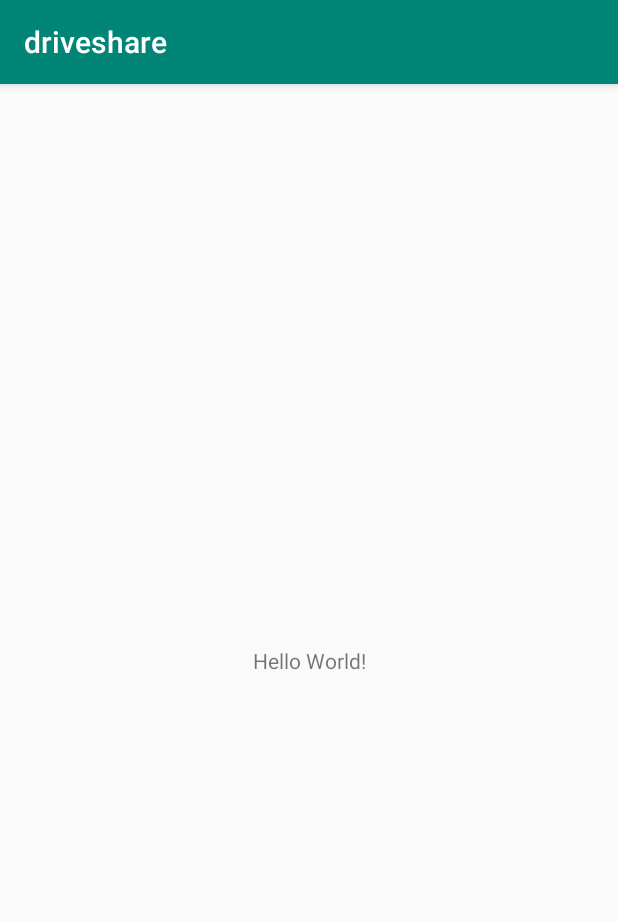
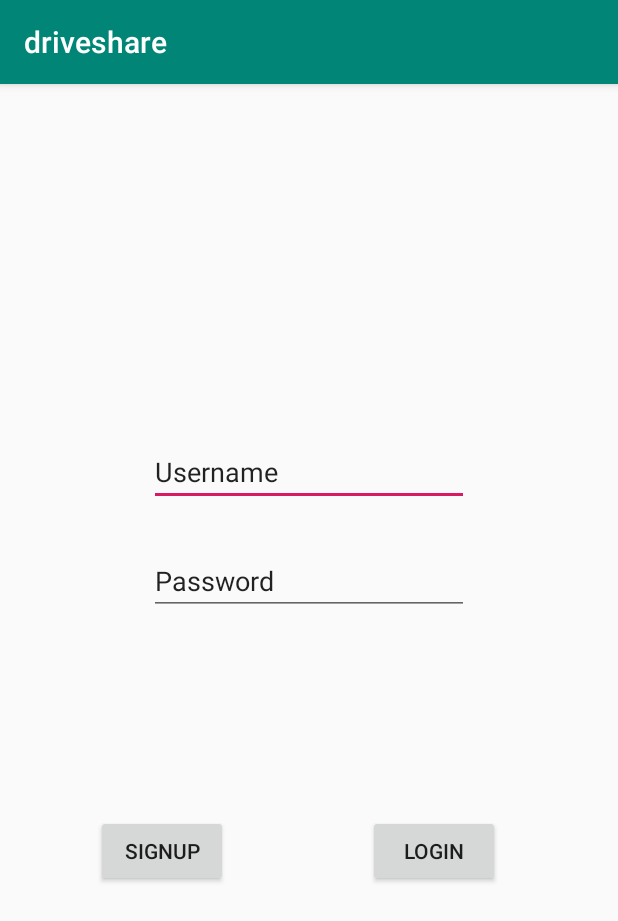
Before and after one commit to Karthikravishankar/HackISU2019Fall, an Android app: the screen it shows after launch (MainActivity before the commit, LoginAndSignup after it), on a phone screen of 412 x 824 dp. Shown: the top 921 px of the screen. Run offline under Robolectric (Android 15) with nearby library versions, the phone set to English and light mode, and no system bars; our stand-ins replace Volley.

Commit message:
Add login

```diff
--- a/FrontEnd/driveshare/app/build.gradle
+++ b/FrontEnd/driveshare/app/build.gradle
@@ -26,4 +26,5 @@ dependencies {
     testImplementation 'junit:junit:4.12'
     androidTestImplementation 'androidx.test:runner:1.2.0'
     androidTestImplementation 'androidx.test.espresso:espresso-core:3.2.0'
+    implementation 'com.android.volley:volley:1.1.1'
 }
--- a/FrontEnd/driveshare/app/src/main/AndroidManifest.xml
+++ b/FrontEnd/driveshare/app/src/main/AndroidManifest.xml
@@ -9,7 +9,7 @@
         android:roundIcon="@mipmap/ic_launcher_round"
         android:supportsRtl="true"
         android:theme="@style/AppTheme">
-        <activity android:name=".MainActivity">
+        <activity android:name=".LoginAndSignup">
             <intent-filter>
                 <action android:name="android.intent.action.MAIN" />
 
--- /dev/null
+++ b/FrontEnd/driveshare/app/src/main/java/com/example/driveshare/LoginAndSignup.java
@@ -0,0 +1,74 @@
+package com.example.driveshare;
+
+import androidx.appcompat.app.AppCompatActivity;
+
+import android.os.Bundle;
+import android.view.View;
+import android.view.ViewStructure;
+import android.widget.Button;
+import android.widget.EditText;
+
+import com.android.volley.Request;
+import com.android.volley.RequestQueue;
+import com.android.volley.Response;
+import com.android.volley.VolleyError;
+import com.android.volley.toolbox.StringRequest;
+import com.android.volley.toolbox.Volley;
+
+import java.util.HashMap;
+import java.util.Map;
+
+public class LoginAndSignup extends AppCompatActivity {
+    private Button login;
+    private EditText username;
+    private EditText password;
+
+    @Override
+    protected void onCreate(Bundle savedInstanceState) {
+        super.onCreate(savedInstanceState);
+        setContentView(R.layout.activity_main);
+
+        username = findViewById(R.id.username);
+        password = findViewById(R.id.password);
+        login = findViewById(R.id.login);
+
+        login.setOnClickListener(new View.OnClickListener() {
+            @Override
+            public void onClick(View v)
+            {
+                Login();
+            }
+        });
+    }
+
+    private void Login() {
+        RequestQueue queue = Volley.newRequestQueue(this);
+        String url = "";
+
+        // Request a string response from the provided URL.
+        StringRequest stringRequest = new StringRequest(Request.Method.POST, url,
+                new Response.Listener<String>() {
+                    @Override
+                    public void onResponse(String response) {
+
+                    }
+                }, new Response.ErrorListener() {
+            @Override
+            public void onErrorResponse(VolleyError error) {
+            }
+        }) {
+            @Override
+            protected Map<String, String> getParams() {
+                Map<String, String> params = new HashMap<String, String>();
+                params.put("Username", username.getText().toString());
+                params.put("Password", password.getText().toString());
+
+                System.out.println("Put successfully");
+                return params;
+            }
+        };
+
+        // Add the request to the RequestQueue.
+        queue.add(stringRequest);
+    }
+}
--- a/FrontEnd/driveshare/app/src/main/java/com/example/driveshare/MainActivity.java
+++ /dev/null
@@ -1,14 +0,0 @@
-package com.example.driveshare;
-
-import androidx.appcompat.app.AppCompatActivity;
-
-import android.os.Bundle;
-
-public class MainActivity extends AppCompatActivity {
-
-    @Override
-    protected void onCreate(Bundle savedInstanceState) {
-        super.onCreate(savedInstanceState);
-        setContentView(R.layout.activity_main);
-    }
-}
--- a/FrontEnd/driveshare/app/src/main/res/layout/activity_main.xml
+++ b/FrontEnd/driveshare/app/src/main/res/layout/activity_main.xml
@@ -4,15 +4,56 @@
     xmlns:tools="http://schemas.android.com/tools"
     android:layout_width="match_parent"
     android:layout_height="match_parent"
-    tools:context=".MainActivity">
+    tools:context=".LoginAndSignup">
 
-    <TextView
+    <EditText
+        android:id="@+id/username"
         android:layout_width="wrap_content"
         android:layout_height="wrap_content"
-        android:text="Hello World!"
+        android:ems="10"
+        android:inputType="textPersonName"
+        android:text="Username"
         app:layout_constraintBottom_toBottomOf="parent"
-        app:layout_constraintLeft_toLeftOf="parent"
-        app:layout_constraintRight_toRightOf="parent"
-        app:layout_constraintTop_toTopOf="parent" />
+        app:layout_constraintEnd_toEndOf="parent"
+        app:layout_constraintStart_toStartOf="parent"
+        app:layout_constraintTop_toTopOf="parent"
+        app:layout_constraintVertical_bias="0.327" />
+
+    <EditText
+        android:id="@+id/password"
+        android:layout_width="wrap_content"
+        android:layout_height="wrap_content"
+        android:ems="10"
+        android:inputType="textPersonName"
+        android:text="Password"
+        app:layout_constraintBottom_toBottomOf="parent"
+        app:layout_constraintEnd_toEndOf="parent"
+        app:layout_constraintStart_toStartOf="parent"
+        app:layout_constraintTop_toTopOf="parent"
+        app:layout_constraintVertical_bias="0.427" />
+
+    <Button
+        android:id="@+id/button"
+        android:layout_width="wrap_content"
+        android:layout_height="wrap_content"
+        android:text="Signup"
+        app:layout_constraintBottom_toBottomOf="parent"
+        app:layout_constraintEnd_toEndOf="parent"
+        app:layout_constraintHorizontal_bias="0.198"
+        app:layout_constraintStart_toStartOf="parent"
+        app:layout_constraintTop_toTopOf="parent"
+        app:layout_constraintVertical_bias="0.677" />
+
+    <Button
+        android:id="@+id/login"
+        android:layout_width="wrap_content"
+        android:layout_height="wrap_content"
+        android:text="Login"
+        app:layout_constraintBottom_toBottomOf="parent"
+        app:layout_constraintEnd_toEndOf="parent"
+        app:layout_constraintHorizontal_bias="0.758"
+        app:layout_constraintStart_toStartOf="parent"
+        app:layout_constraintTop_toTopOf="parent"
+        app:layout_constraintVertical_bias="0.677" />
 
 </androidx.constraintlayout.widget.ConstraintLayout>
```
